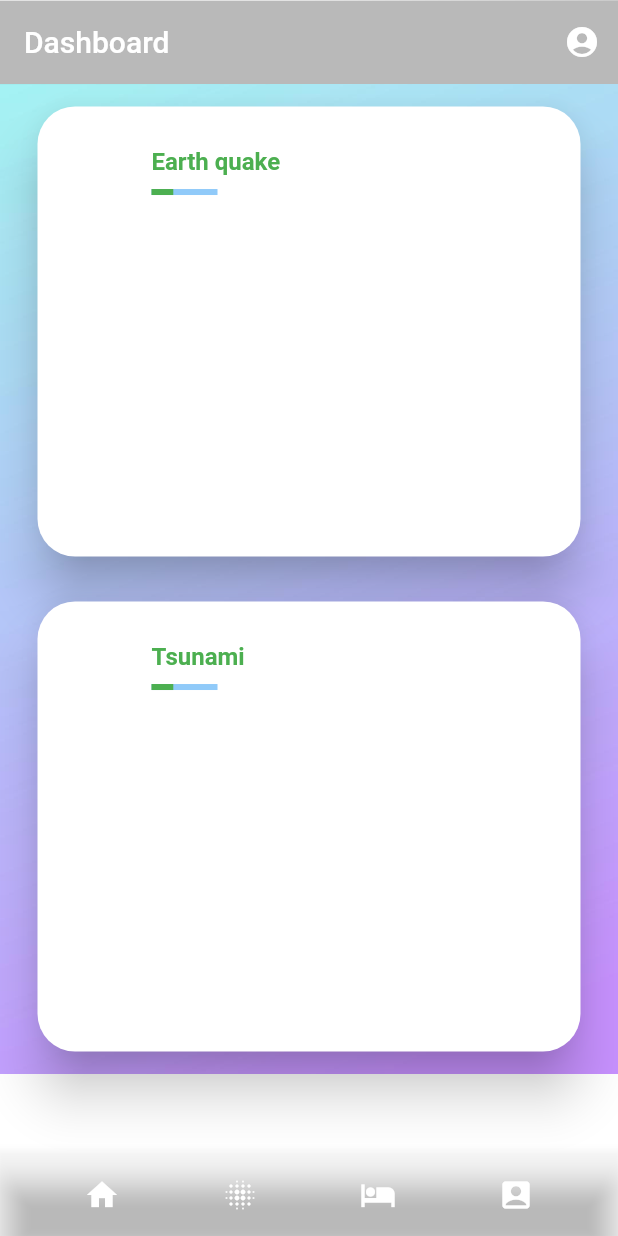
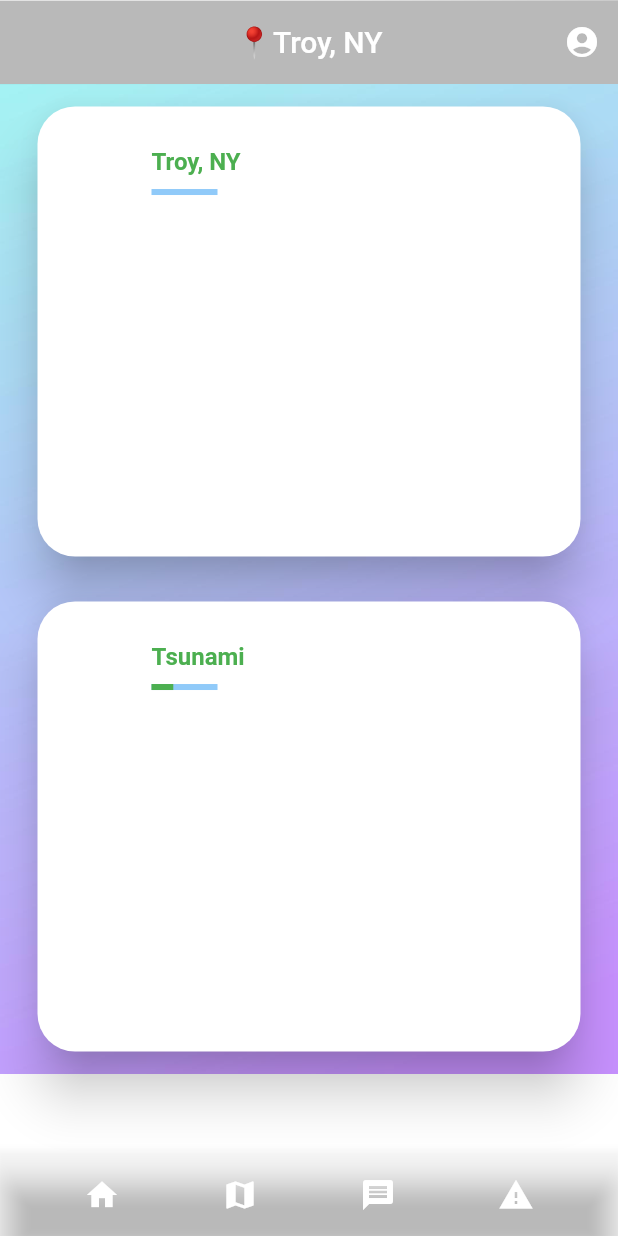
Before and after one commit to rolandrao/Hackathon2019pt2, a Flutter app: the screen it shows after launch, on a phone screen of 412 x 824 dp. Run offline on Flutter 3.47's test engine with Material 2 defaults, Android fonts, the phone set to English and light mode, and no system bars; our stand-ins replace bloc, cached_network_image, equatable, firebase_auth, flutter_bloc, flutter_spinkit and 4 more; accounts and stored records are empty.

Commit message:
📍📍📍📍📍📍📍📍📍

```diff
--- a/lib/main.dart
+++ b/lib/main.dart
@@ -123,24 +123,26 @@ class _ListPageState extends State<ListPage> {
             IconButton(
               icon: Icon(Icons.home, color: Colors.white),
               onPressed: () {
-                Navigator.push(
-                  context,
-                  MaterialPageRoute(builder: (context) => MapPage()),
-                );
+
 
               },
 
             ),
             IconButton(
-              icon: Icon(Icons.blur_on, color: Colors.white),
+              icon: Icon(Icons.map, color: Colors.white),
+              onPressed: () {
+                Navigator.push(
+                  context,
+                  MaterialPageRoute(builder: (context) => MapPage()),
+                );
+              },
+            ),
+            IconButton(
+              icon: Icon(Icons.message, color: Colors.white),
               onPressed: () {},
             ),
             IconButton(
-              icon: Icon(Icons.hotel, color: Colors.white),
-              onPressed: () {},
-            ),
-            IconButton(
-              icon: Icon(Icons.account_box, color: Colors.white),
+              icon: Icon(Icons.warning, color: Colors.white),
               onPressed: () {},
             )
           ],
@@ -150,7 +152,7 @@ class _ListPageState extends State<ListPage> {
     final topAppBar = AppBar(
       elevation: 0.1,
       backgroundColor: Colors.transparent,
-      title: Text("Dashboard"),
+      title: Text("📍Troy, NY"), centerTitle: true, toolbarOpacity: 1.0,
       actions: <Widget>[
         IconButton(
           icon: Icon(Icons.account_circle),
@@ -175,9 +177,9 @@ class _ListPageState extends State<ListPage> {
 List getLessons() {
   return [
     Lesson(
-        title: "Earth quake",
+        title: "Troy, NY",
         level: "Beginner",
-        indicatorValue: 0.33,
+        indicatorValue: 0.0,
         price: 20,
         content:
         "Start by taking a couple of minutes to read the info in this section. Launch your app and click on the Settings menu.  While on the settings page, click the Save button.  You should see a circular progress indicator display in the middle of the page and the user interface elements cannot be clicked due to the modal barrier that is constructed."),
```
Also changed, not shown: lib/map.dart (+59 -4 lines).
